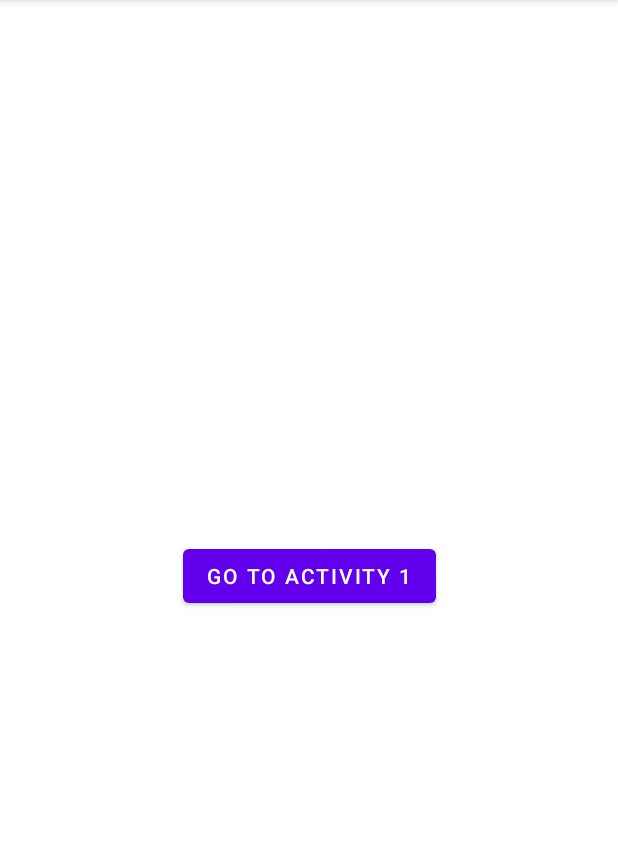
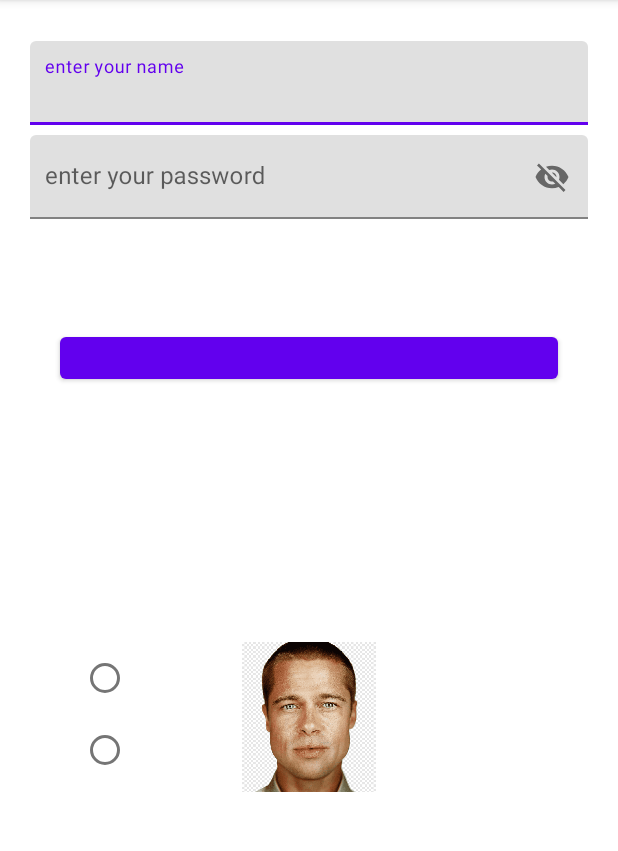
Before and after one commit to Goodsoulid/AndroidProject, an Android app: the MainActivity3 screen opened directly, with no data from a screen before it, on a phone screen of 412 x 824 dp, the part 84-935 px from its top. Run offline under Robolectric (Android 15) with nearby library versions, the phone set to English and light mode, and no system bars.

Commit message:
Lesson 18 update

```diff
--- a/app/src/main/AndroidManifest.xml
+++ b/app/src/main/AndroidManifest.xml
@@ -19,6 +19,7 @@
         </activity>
         <activity
             android:name=".MainActivity"
+            android:screenOrientation="portrait"
             android:exported="true">
             <meta-data
                 android:name="android.app.lib_name"
--- a/app/src/main/java/com/example/androidproject/MainActivity3.kt
+++ b/app/src/main/java/com/example/androidproject/MainActivity3.kt
@@ -1,18 +1,68 @@
 package com.example.androidproject
 
-import android.content.Intent
-import androidx.appcompat.app.AppCompatActivity
 import android.os.Bundle
 import android.widget.Button
+import android.widget.EditText
+import android.widget.RadioButton
+import android.widget.TextView
+import android.widget.Toast
+import androidx.appcompat.app.AlertDialog
+import androidx.appcompat.app.AppCompatActivity
+import com.google.android.material.textfield.TextInputLayout
 
 class MainActivity3 : AppCompatActivity() {
     override fun onCreate(savedInstanceState: Bundle?) {
         super.onCreate(savedInstanceState)
         setContentView(R.layout.activity_main3)
 
-        val btn = findViewById<Button>(R.id.btnGoToActivity1)
-        btn.setOnClickListener{
-            startActivity(Intent("com.example.androidproject.OPEN_ACTIVITY1"))
+        val editText = findViewById<EditText>(R.id.et_text)
+        val editText2 = findViewById<EditText>(R.id.et_text2)
+
+        val button = findViewById<Button>(R.id.btn_displayText)
+        val textView = findViewById<TextView>(R.id.tv_text)
+
+        val layout1 = findViewById<TextInputLayout>(R.id.textInputLayout)
+        val layout2 = findViewById<TextInputLayout>(R.id.til)
+
+        val rb1 = findViewById<RadioButton>(R.id.rb1)
+        val rb2 = findViewById<RadioButton>(R.id.rb2)
+
+        rb1.setOnClickListener {
+            if (rb1.isChecked) {
+                rb2.isChecked = false
+            } else
+                rb1.isChecked = true
+        }
+
+        rb2.setOnClickListener {
+            if (rb2.isChecked) {
+                rb1.isChecked = false
+            } else
+                rb2.isChecked = true
+        }
+
+        val dialog = AlertDialog.Builder(this)
+            .setTitle("Information")
+            .setMessage("I am android developer")
+            .setCancelable(false)//нельзя закрыть сообщение, если нажать на экрран(нужно обязательно выбрать пункт)
+            .setPositiveButton("OK"){dialog, _ ->
+                Toast.makeText(this, "called positive", Toast.LENGTH_SHORT).show()
+            }
+            .setNegativeButton("Cancel"){dialog, _ ->
+                dialog.cancel()
+            }
+
+        button.setOnClickListener {
+            dialog.show()
+
+            if(editText.text.toString().isEmpty()){
+                layout1.setErrorIconDrawable(R.drawable.ic_warning)
+                editText.error = "name cant be empty"
+
+            }else if(editText2.text.toString().isEmpty()){
+                layout2.setErrorIconDrawable(R.drawable.ic_warning)
+                editText2.error = "password cant be empty"
+            }
         }
     }
 }
--- a/app/src/main/res/layout/activity_main3.xml
+++ b/app/src/main/res/layout/activity_main3.xml
@@ -4,16 +4,110 @@
     xmlns:tools="http://schemas.android.com/tools"
     android:layout_width="match_parent"
     android:layout_height="match_parent"
+    android:background="@color/myColorGray"
     tools:context=".MainActivity3">
 
-    <Button
-        android:id="@+id/btnGoToActivity1"
-        android:layout_width="wrap_content"
+    <com.google.android.material.textfield.TextInputLayout
+        android:id="@+id/textInputLayout"
+        android:layout_width="match_parent"
         android:layout_height="wrap_content"
-        android:text="Go to activity 1"
+        app:layout_constraintBottom_toBottomOf="@+id/tv_text"
+        app:layout_constraintEnd_toEndOf="parent"
+        app:layout_constraintHorizontal_bias="1.0"
+        app:layout_constraintStart_toStartOf="parent"
+        app:layout_constraintTop_toTopOf="parent"
+        app:layout_constraintVertical_bias="0.102">
+
+        <com.google.android.material.textfield.TextInputEditText
+            android:id="@+id/et_text"
+            android:layout_width="match_parent"
+            android:layout_height="wrap_content"
+            android:layout_marginStart="20dp"
+            android:layout_marginEnd="20dp"
+            android:background="@color/myColorGray"
+            android:hint="@string/enter_your_name"
+            android:paddingStart="10dp" />
+    </com.google.android.material.textfield.TextInputLayout>
+
+    <com.google.android.material.textfield.TextInputLayout
+        android:layout_width="match_parent"
+        android:layout_height="wrap_content"
+        android:id="@+id/til"
+        app:passwordToggleEnabled="true"
+        app:layout_constraintBottom_toBottomOf="@+id/tv_text"
+        app:layout_constraintEnd_toEndOf="parent"
+        app:layout_constraintHorizontal_bias="0.0"
+        app:layout_constraintStart_toStartOf="parent"
+        app:layout_constraintTop_toBottomOf="@+id/textInputLayout"
+        app:layout_constraintVertical_bias="0.037">
+
+        <com.google.android.material.textfield.TextInputEditText
+            android:id="@+id/et_text2"
+            android:layout_width="match_parent"
+            android:layout_height="wrap_content"
+            android:layout_marginStart="20dp"
+            android:layout_marginEnd="20dp"
+            android:background="@color/myColorGray"
+            android:hint="@string/enter_your_password"
+            android:paddingStart="10dp" />
+
+    </com.google.android.material.textfield.TextInputLayout>
+
+    <com.google.android.material.button.MaterialButton
+        android:id="@+id/btn_displayText"
+        android:layout_width="match_parent"
+        android:layout_height="40dp"
+        android:layout_marginStart="40dp"
+        android:layout_marginEnd="40dp"
+        android:text="@string/sign_in"
+        app:layout_constraintBottom_toBottomOf="parent"
+        app:layout_constraintEnd_toEndOf="parent"
+        app:layout_constraintHorizontal_bias="0.0"
+        app:layout_constraintStart_toStartOf="parent"
+        app:layout_constraintTop_toBottomOf="@+id/til"
+        app:layout_constraintVertical_bias="0.124" />
+
+
+    <com.google.android.material.textview.MaterialTextView
+        android:id="@+id/tv_text"
+        android:layout_width="match_parent"
+        android:layout_height="wrap_content"
+        android:gravity="center"
         app:layout_constraintBottom_toBottomOf="parent"
         app:layout_constraintEnd_toEndOf="parent"
         app:layout_constraintStart_toStartOf="parent"
-        app:layout_constraintTop_toTopOf="parent" />
+        app:layout_constraintTop_toBottomOf="@+id/btn_displayText"
+        app:layout_constraintVertical_bias="0.095"
+        tools:text="Name password" />
 
+    <com.google.android.material.radiobutton.MaterialRadioButton
+        android:id="@+id/rb1"
+        android:layout_width="wrap_content"
+        android:layout_height="wrap_content"
+        app:layout_constraintBottom_toBottomOf="parent"
+        app:layout_constraintEnd_toStartOf="@+id/iv_image"
+        app:layout_constraintStart_toStartOf="parent"
+        app:layout_constraintTop_toTopOf="@+id/iv_image"
+        app:layout_constraintVertical_bias="0.0" />
+
+    <com.google.android.material.radiobutton.MaterialRadioButton
+        android:id="@+id/rb2"
+        android:layout_width="wrap_content"
+        android:layout_height="wrap_content"
+        app:layout_constraintBottom_toBottomOf="@+id/iv_image"
+        app:layout_constraintEnd_toStartOf="@+id/iv_image"
+        app:layout_constraintStart_toStartOf="parent"
+        app:layout_constraintTop_toBottomOf="@+id/rb1"
+        app:layout_constraintVertical_bias="0.011" />
+
+    <com.google.android.material.imageview.ShapeableImageView
+        android:id="@+id/iv_image"
+        android:layout_width="100dp"
+        android:layout_height="100dp"
+        android:src="@drawable/pitt"
+        app:layout_constraintBottom_toBottomOf="parent"
+        app:layout_constraintEnd_toEndOf="parent"
+        app:layout_constraintStart_toStartOf="parent"
+        app:layout_constraintTop_toBottomOf="@+id/tv_text"
+        app:layout_constraintVertical_bias="0.302" />
 </androidx.constraintlayout.widget.ConstraintLayout>
--- a/app/src/main/res/values/colors.xml
+++ b/app/src/main/res/values/colors.xml
@@ -9,4 +9,5 @@
     <color name="white">#FFFFFFFF</color>
     <color name="orange">#FF5722</color>
     <color name="myColor">#8E82C6</color>
+    <color name="myColorGray" />
 </resources>
--- /dev/null
+++ b/app/src/main/res/values/refs.xml
@@ -0,0 +1,5 @@
+<?xml version="1.0" encoding="utf-8"?>
+<resources>
+    <drawable name="my_pic" />
+    <drawable name="ic_warning" />
+</resources>
--- a/app/src/main/res/values/strings.xml
+++ b/app/src/main/res/values/strings.xml
@@ -3,4 +3,9 @@
     <string name="click_me">Click me</string>
     <string name="hello_world">Hello world!!!</string>
     <string name="from_mainActivity">\" from MainActivity\"</string>
+    <string name="display_text">Display text</string>
+    <string name="enter_your_name">enter your name</string>
+    <string name="enter_your_password">enter your password</string>
+    <string name="name_password">Name password</string>
+    <string name="sign_in" />
 </resources>
```
Also changed, not shown: app/src/main/res/layout-ldpi/activity_main.xml (added, +44 -0 lines), app/src/main/res/drawable-v24/pitt.png (added), 1 other file.
